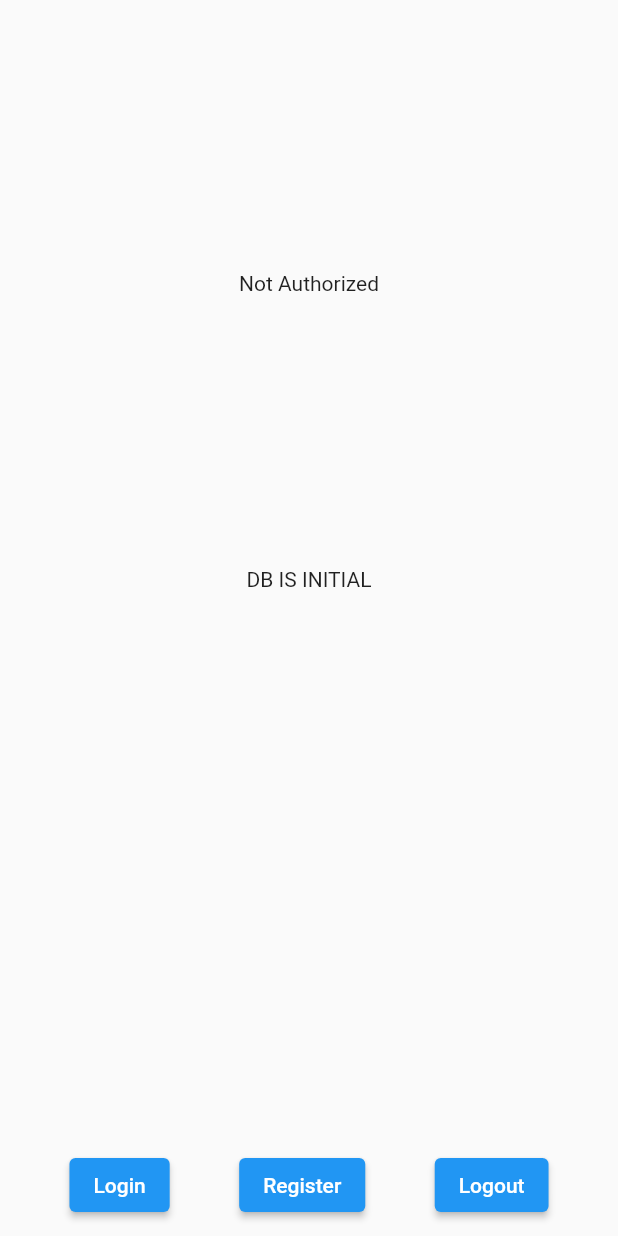
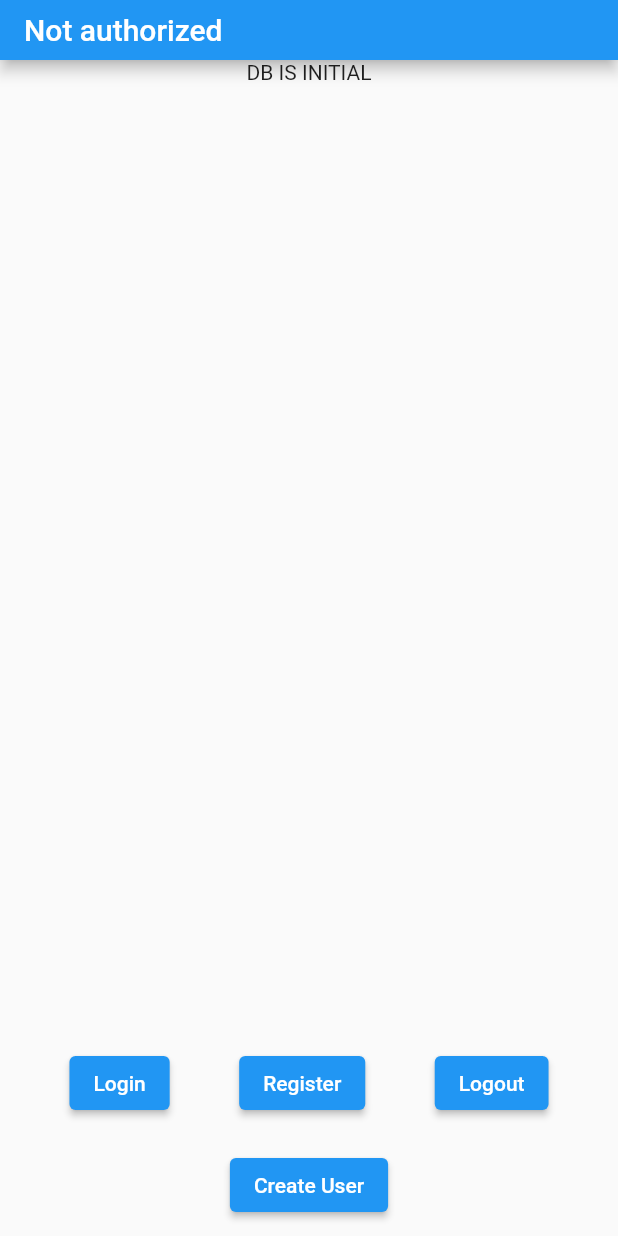
Before and after one commit to KirillBrujah/flutter-firebase-auth, a Flutter app: the screen it shows after launch, on a phone screen of 412 x 824 dp. Run offline on Flutter 3.47's test engine with Material 2 defaults, Android fonts, the phone set to English and light mode, and no system bars; our stand-ins replace firebase_auth, firebase_core, firebase_database, flutter_bloc, freezed_annotation; accounts and stored records are empty; generated files the repository leaves out were written again.

Commit message:
Little ui rework

```diff
--- a/lib/ui/pages/main_page.dart
+++ b/lib/ui/pages/main_page.dart
@@ -7,19 +7,40 @@ class MainPage extends StatelessWidget {
 
   @override
   Widget build(BuildContext context) {
-    return Scaffold(
-      body: MultiBlocProvider(
+    return MultiBlocProvider(
       providers: [
         BlocProvider(create: (_) => FirebaseLoginCubit()),
       ],
       child: BlocProvider(
         create: (context) =>
             FirebaseDbCubit(loginCubit: context.read<FirebaseLoginCubit>()),
-          child: const _Body(),
+        child: const Scaffold(
+          appBar: _AppBar(),
+          body: _Body(),
         ),
       ),
     );
   }
+}
+
+class _AppBar extends StatelessWidget implements PreferredSizeWidget {
+  const _AppBar({super.key});
+
+  @override
+  Widget build(BuildContext context) {
+    return AppBar(
+      title: BlocSelector<FirebaseLoginCubit, FirebaseLoginState, String>(
+        selector: (state) => state.when(
+          notAuthorized: () => "Not authorized",
+          authorized: (user) => user.uid,
+        ),
+        builder: (context, authState) => Text(authState),
+      ),
+    );
+  }
+
+  @override
+  Size get preferredSize => const Size.fromHeight(40);
 }
 
 class _Body extends StatelessWidget {
@@ -29,14 +50,6 @@ class _Body extends StatelessWidget {
   Widget build(BuildContext context) {
     return Column(
       children: [
-        Expanded(
-          child: BlocBuilder<FirebaseLoginCubit, FirebaseLoginState>(
-            builder: (context, state) => state.when(
-              notAuthorized: () => const Center(child: Text("Not Authorized")),
-              authorized: (user) => Center(child: Text(user.uid)),
-            ),
-          ),
-        ),
         Expanded(
           child: BlocBuilder<FirebaseDbCubit, FirebaseDbState>(
             builder: (context, state) => state.when(
@@ -65,6 +78,18 @@ class _Body extends StatelessWidget {
             ],
           ),
         ),
+        Padding(
+          padding: const EdgeInsets.symmetric(vertical: 10),
+          child: Row(
+            mainAxisAlignment: MainAxisAlignment.spaceEvenly,
+            children: [
+              ElevatedButton(
+                onPressed: context.read<FirebaseDbCubit>().createUser,
+                child: const Text("Create User"),
+              ),
+            ],
+          ),
+        ),
       ],
     );
   }
```
Also changed, not shown: lib/blocs/firebase_db/firebase_db_cubit.dart (+10 -7 lines). Lines whose indentation alone changed are shown as unchanged.
